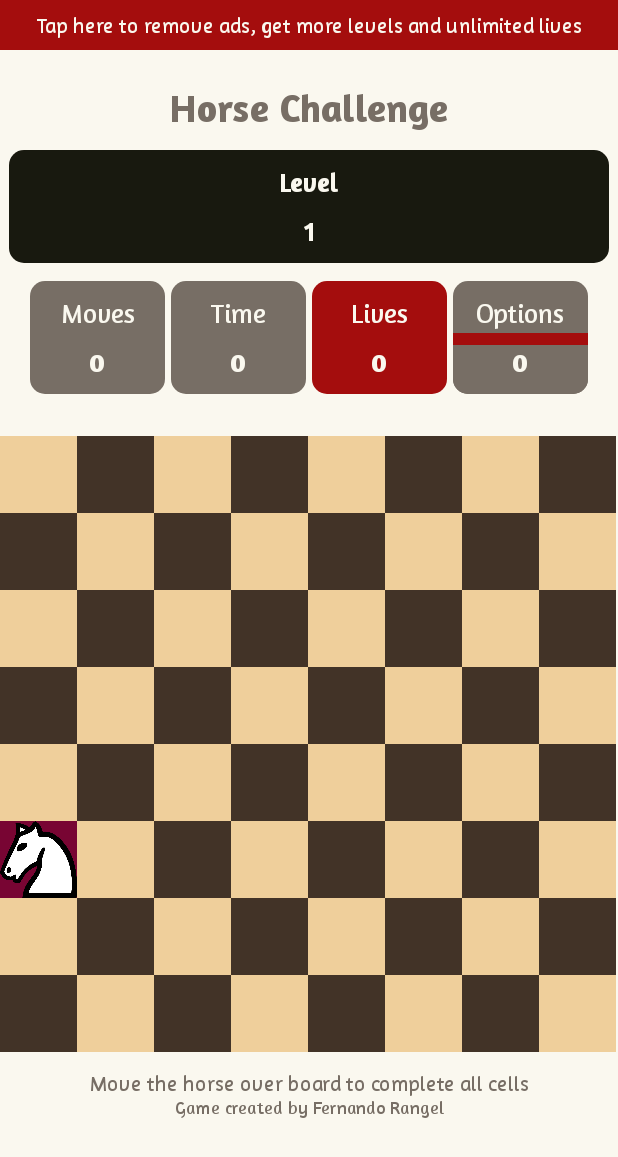
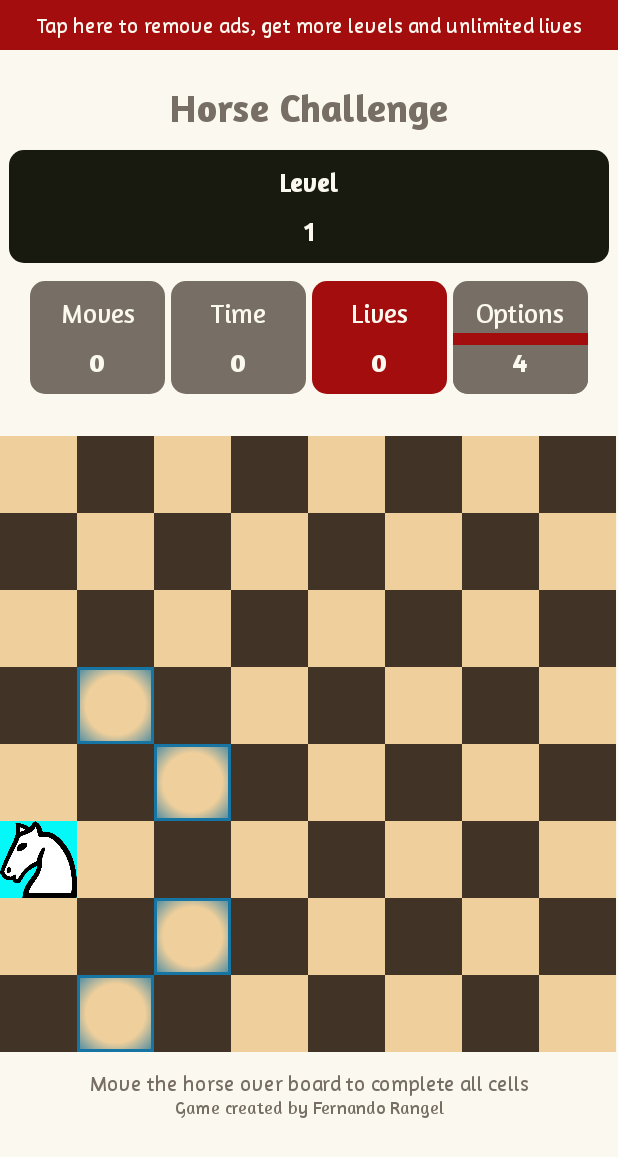
Before and after one commit to Yo1320/HorseGame, an Android app: the screen it shows after launch (MainActivity), on a phone screen of 412 x 824 dp. Shown: the top 1157 px of the screen. Run offline under Robolectric (Android 15) with nearby library versions, the phone set to English and light mode, and no system bars.

Commit message:
Se agrega el control de opciones

```diff
--- a/app/src/main/java/com/example/horsegame/MainActivity.kt
+++ b/app/src/main/java/com/example/horsegame/MainActivity.kt
@@ -8,12 +8,16 @@ import android.view.View
 import android.widget.ImageView
 import android.widget.LinearLayout
 import android.widget.TableRow
+import android.widget.TextView
 import androidx.core.content.ContextCompat
 
 class MainActivity : AppCompatActivity() {
     private var cellSelected_x = 0
     private var cellSelected_y = 0
     private lateinit var board: Array<IntArray>
+    private var options = 0
+    private var nameColorBlack = "black_cell"
+    private var nameColorWhite = "white_cell"
     override fun onCreate(savedInstanceState: Bundle?) {
         super.onCreate(savedInstanceState)
         setContentView(R.layout.activity_main)
@@ -74,7 +78,64 @@ class MainActivity : AppCompatActivity() {
         paintHorseCell(cellSelected_x, cellSelected_y, "previus_cell")
         cellSelected_x = x
         cellSelected_y = y
+        clearOptions()
         paintHorseCell(x,y, "selected_cell")
+        checkOptions(x,y)
+    }
+    private fun clearOption(x: Int, y: Int){
+        var iv: ImageView = findViewById(resources.getIdentifier("c$x$y", "id", packageName))
+        if (checkColorCell(x,y) == "black")
+            iv.setBackgroundColor(ContextCompat.getColor(this, resources.getIdentifier(nameColorBlack, "color", packageName)))
+        else iv.setBackgroundColor(ContextCompat.getColor(this, resources.getIdentifier(nameColorWhite, "color", packageName)))
+        if(board[x][y] == 1) iv.setBackgroundColor(ContextCompat.getColor(this, resources.getIdentifier("previus_cell", "color", packageName)))
+    }
+    private fun clearOptions(){
+        for (i in 0..7){
+            for (j in 0..7){
+                if(board[i][j] == 9 || board[i][j] == 2){
+                    if (board[i][j] == 9) board[i][j] == 0
+                    clearOption(i,j)
+                }
+            }
+        }
+    }
+    private fun checkOptions(x: Int, y: Int){
+        options = 0
+        checkMove(x,y,1,2)
+        checkMove(x,y,2,1)
+        checkMove(x,y,1,-2)
+        checkMove(x,y,2,-1)
+        checkMove(x,y,-1,2)
+        checkMove(x,y,-2,1)
+        checkMove(x,y,-1,-2)
+        checkMove(x,y,-2,-1)
+        var tvOptionsData = findViewById<TextView>(R.id.tvOptionsData)
+        tvOptionsData.text = options.toString()
+    }
+    private fun checkMove(x: Int, y: Int, mov_x: Int, mov_y: Int){
+        var option_x = x+mov_x
+        var option_y = y+mov_y
+        if (option_x < 8 && option_y < 8 && option_x >= 0 && option_y >= 0){
+            if(board[option_x][option_y] == 0 || board[option_x][option_y] == 2 ){
+                options++
+                paintOptions(option_x, option_y)
+                board[option_x][option_y] = 9
+            }
+        }
+    }
+    private fun paintOptions(x: Int, y: Int){
+        var iv: ImageView = findViewById(resources.getIdentifier("c$x$y", "id", packageName))
+        if(checkColorCell(x,y) == "black")iv.setBackgroundResource(R.drawable.option_black)
+        else iv.setBackgroundResource(R.drawable.option_white)
+    }
+    private fun checkColorCell(x: Int, y: Int): String{
+        var color = ""
+        var blackColumn_x = arrayOf(0,2,4,6)
+        var blackRow_x = arrayOf(1,3,5,7)
+        if((blackColumn_x.contains(x) && blackColumn_x.contains(y)) || (blackRow_x.contains(x) && blackRow_x.contains(y)))
+            color = "black"
+        else color = "white"
+        return color
     }
     private fun paintHorseCell(x: Int, y: Int, color: String){
         var iv: ImageView = findViewById(resources.getIdentifier("c$x$y", "id", packageName))
--- /dev/null
+++ b/app/src/main/res/drawable-v24/option_white.xml
@@ -0,0 +1,14 @@
+<?xml version="1.0" encoding="utf-8"?>
+<selector xmlns:android="http://schemas.android.com/apk/res/android">
+    <item>
+        <shape android:shape="rectangle">
+            <stroke android:width="2dp" android:color="@color/enabled_cell"/>
+            <gradient
+                android:type="radial"
+                android:gradientRadius="80%p"
+                android:startColor="@color/white_cell"
+                android:centerColor="@color/white_cell"
+                android:endColor="@color/enabled_cell"/>
+        </shape>
+    </item>
+</selector>
--- /dev/null
+++ b/app/src/main/res/drawable/option_black.xml
@@ -0,0 +1,14 @@
+<?xml version="1.0" encoding="utf-8"?>
+<selector xmlns:android="http://schemas.android.com/apk/res/android">
+    <item>
+        <shape android:shape="rectangle">
+            <stroke android:width="2dp" android:color="@color/enabled_cell"/>
+            <gradient
+                android:type="radial"
+                android:gradientRadius="70%p"
+                android:startColor="@color/black_cell"
+                android:centerColor="@color/black_cell"
+                android:endColor="@color/enabled_cell"/>
+        </shape>
+    </item>
+</selector>
--- a/app/src/main/res/values/colors.xml
+++ b/app/src/main/res/values/colors.xml
@@ -18,7 +18,7 @@
 
 
     <color name="contrast_data">#A40D0D</color>
-    <color name="selected_cell">#780533</color>
+    <color name="selected_cell">#05F8F8</color>
     <color name="previus_cell">#FFA500</color>
     <color name="enabled_cell">#1775A4</color>
 
```
